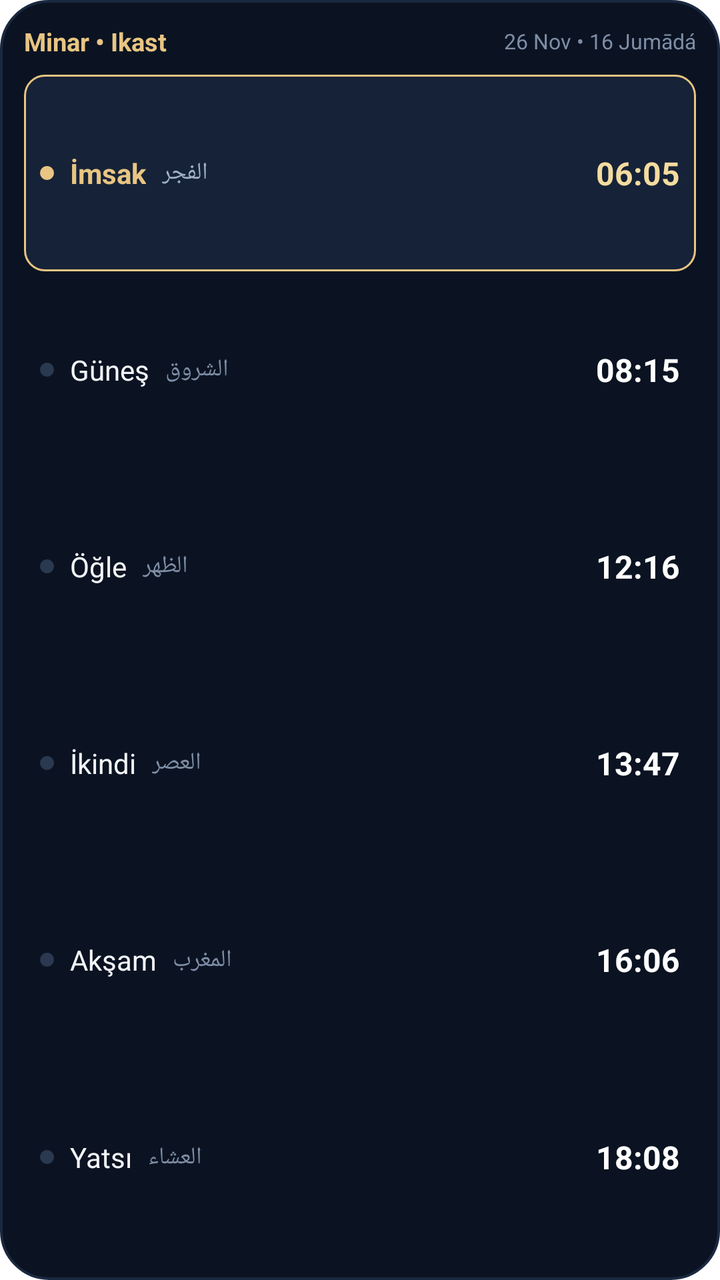
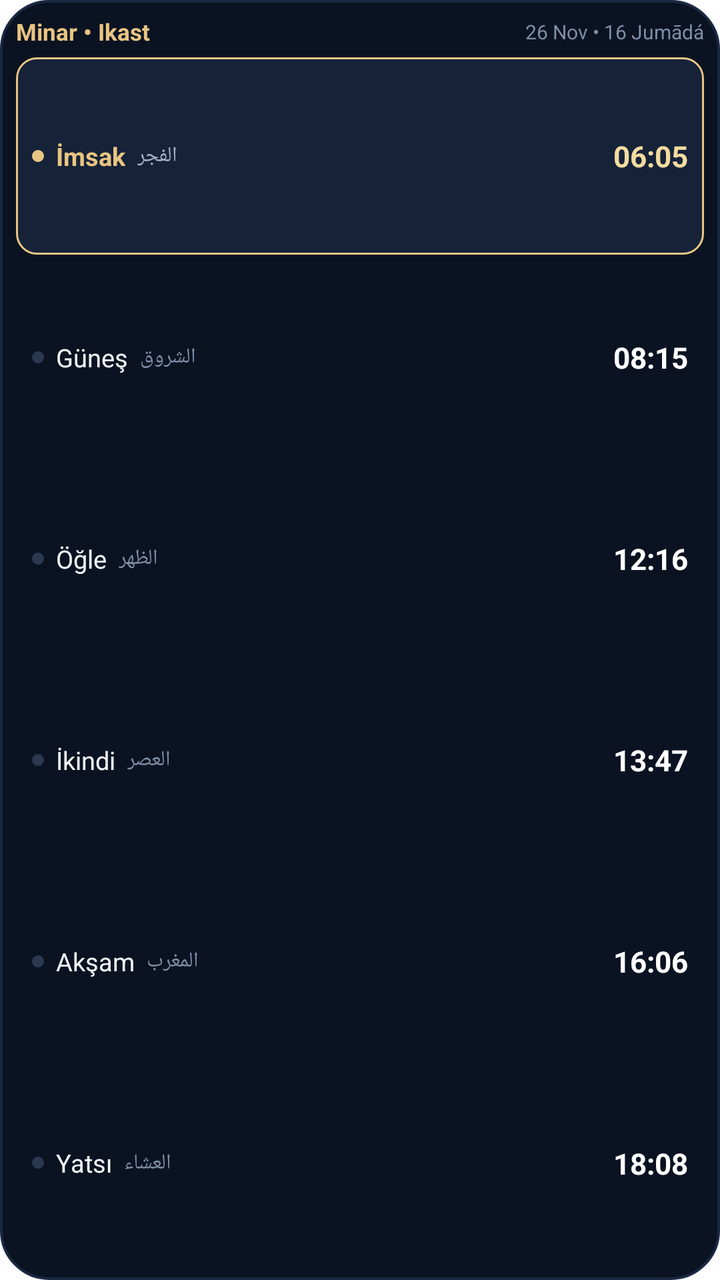

Two renders of the same Android screen: before a commit and after it. Below are the layout's source before the change and the commit's diff.
<!-- AndroidManifest.xml: fallback theme Theme.MaterialComponents.DayNight.NoActionBar -->
<!-- res/layout/widget_vertical.xml -->
<?xml version="1.0" encoding="utf-8"?>
<LinearLayout xmlns:android="http://schemas.android.com/apk/res/android"
    android:id="@+id/widget_vertical_root"
    android:layout_width="match_parent"
    android:layout_height="match_parent"
    android:background="@drawable/widget_bg_midnight"
    android:orientation="vertical"
    android:padding="12dp">

    
    <LinearLayout
        android:id="@+id/widget_v_header"
        android:layout_width="match_parent"
        android:layout_height="wrap_content"
        android:gravity="center_vertical"
        android:orientation="horizontal"
        android:paddingBottom="8dp">

        <TextView
            android:id="@+id/widget_v_title"
            android:layout_width="0dp"
            android:layout_height="wrap_content"
            android:layout_weight="1"
            android:ellipsize="end"
            android:maxLines="1"
            android:text="Minar • Ikast"
            android:textColor="#E8C582"
            android:textSize="12.5sp"
            android:textStyle="bold" />

        <TextView
            android:id="@+id/widget_v_date"
            android:layout_width="wrap_content"
            android:layout_height="wrap_content"
            android:ellipsize="end"
            android:maxLines="1"
            android:text="26 Nov • 16 Jumādá"
            android:textColor="#7E8EA6"
            android:textSize="10.5sp" />
    </LinearLayout>

    
    <LinearLayout
        android:layout_width="match_parent"
        android:layout_height="0dp"
        android:layout_weight="1"
        android:orientation="vertical">

        
        <LinearLayout
            android:id="@+id/widget_v_row_0"
            android:layout_width="match_parent"
            android:layout_height="0dp"
            android:layout_weight="1"
            android:background="@drawable/widget_row_active_gold"
            android:gravity="center_vertical"
            android:orientation="horizontal"
            android:paddingHorizontal="8dp">

            <ImageView
                android:id="@+id/widget_v_dot_0"
                android:layout_width="7dp"
                android:layout_height="7dp"
                android:layout_marginEnd="8dp"
                android:src="@drawable/widget_dot_gold" />

            <TextView
                android:id="@+id/widget_v_name_0"
                android:layout_width="wrap_content"
                android:layout_height="wrap_content"
                android:ellipsize="end"
                android:maxLines="1"
                android:text="İmsak"
                android:textColor="#E8C582"
                android:textSize="14sp"
                android:textStyle="bold" />

            <TextView
                android:id="@+id/widget_v_sub_0"
                android:layout_width="wrap_content"
                android:layout_height="wrap_content"
                android:layout_marginStart="8dp"
                android:ellipsize="end"
                android:gravity="start|center_vertical"
                android:maxLines="1"
                android:text="الفجر"
                android:textAlignment="viewStart"
                android:textColor="#A0B0C8"
                android:textSize="12sp" />

            <FrameLayout
                android:layout_width="0dp"
                android:layout_height="match_parent"
                android:layout_weight="1" />

            <TextView
                android:id="@+id/widget_v_time_0"
                android:layout_width="wrap_content"
                android:layout_height="wrap_content"
                android:gravity="end"
                android:text="06:05"
                android:textColor="#F4DC9F"
                android:textSize="16sp"
                android:textStyle="bold" />
        </LinearLayout>

        
        <LinearLayout
            android:id="@+id/widget_v_row_1"
            android:layout_width="match_parent"
            android:layout_height="0dp"
            android:layout_weight="1"
            android:gravity="center_vertical"
            android:orientation="horizontal"
            android:paddingHorizontal="8dp">

            <ImageView
                android:id="@+id/widget_v_dot_1"
                android:layout_width="7dp"
                android:layout_height="7dp"
                android:layout_marginEnd="8dp"
                android:src="@drawable/widget_dot_dim" />

            <TextView
                android:id="@+id/widget_v_name_1"
                android:layout_width="wrap_content"
                android:layout_height="wrap_content"
                android:ellipsize="end"
                android:maxLines="1"
                android:text="Güneş"
                android:textColor="#F3F5F8"
                android:textSize="14sp" />

            <TextView
                android:id="@+id/widget_v_sub_1"
                android:layout_width="wrap_content"
                android:layout_height="wrap_content"
                android:layout_marginStart="8dp"
                android:ellipsize="end"
                android:gravity="start|center_vertical"
                android:maxLines="1"
                android:text="الشروق"
                android:textAlignment="viewStart"
                android:textColor="#7E8EA6"
                android:textSize="12sp" />

            <FrameLayout
                android:layout_width="0dp"
                android:layout_height="match_parent"
                android:layout_weight="1" />

            <TextView
                android:id="@+id/widget_v_time_1"
                android:layout_width="wrap_content"
                android:layout_height="wrap_content"
                android:gravity="end"
                android:text="08:15"
                android:textColor="#FFFFFF"
                android:textSize="16sp"
                android:textStyle="bold" />
        </LinearLayout>

        
        <LinearLayout
            android:id="@+id/widget_v_row_2"
            android:layout_width="match_parent"
            android:layout_height="0dp"
            android:layout_weight="1"
            android:gravity="center_vertical"
            android:orientation="horizontal"
            android:paddingHorizontal="8dp">

            <ImageView
                android:id="@+id/widget_v_dot_2"
                android:layout_width="7dp"
                android:layout_height="7dp"
                android:layout_marginEnd="8dp"
                android:src="@drawable/widget_dot_dim" />

            <TextView
                android:id="@+id/widget_v_name_2"
                android:layout_width="wrap_content"
                android:layout_height="wrap_content"
                android:ellipsize="end"
                android:maxLines="1"
                android:text="Öğle"
                android:textColor="#F3F5F8"
                android:textSize="14sp" />

            <TextView
                android:id="@+id/widget_v_sub_2"
                android:layout_width="wrap_content"
                android:layout_height="wrap_content"
                android:layout_marginStart="8dp"
                android:ellipsize="end"
                android:gravity="start|center_vertical"
                android:maxLines="1"
                android:text="الظهر"
                android:textAlignment="viewStart"
                android:textColor="#7E8EA6"
                android:textSize="12sp" />

            <FrameLayout
                android:layout_width="0dp"
                android:layout_height="match_parent"
                android:layout_weight="1" />

            <TextView
                android:id="@+id/widget_v_time_2"
                android:layout_width="wrap_content"
                android:layout_height="wrap_content"
                android:gravity="end"
                android:text="12:16"
                android:textColor="#FFFFFF"
                android:textSize="16sp"
                android:textStyle="bold" />
        </LinearLayout>

        
        <LinearLayout
            android:id="@+id/widget_v_row_3"
            android:layout_width="match_parent"
            android:layout_height="0dp"
            android:layout_weight="1"
            android:gravity="center_vertical"
            android:orientation="horizontal"
            android:paddingHorizontal="8dp">

            <ImageView
                android:id="@+id/widget_v_dot_3"
                android:layout_width="7dp"
                android:layout_height="7dp"
                android:layout_marginEnd="8dp"
                android:src="@drawable/widget_dot_dim" />

            <TextView
                android:id="@+id/widget_v_name_3"
                android:layout_width="wrap_content"
                android:layout_height="wrap_content"
                android:ellipsize="end"
                android:maxLines="1"
                android:text="İkindi"
                android:textColor="#F3F5F8"
                android:textSize="14sp" />

            <TextView
                android:id="@+id/widget_v_sub_3"
                android:layout_width="wrap_content"
                android:layout_height="wrap_content"
                android:layout_marginStart="8dp"
                android:ellipsize="end"
                android:gravity="start|center_vertical"
                android:maxLines="1"
                android:text="العصر"
                android:textAlignment="viewStart"
                android:textColor="#7E8EA6"
                android:textSize="12sp" />

            <FrameLayout
                android:layout_width="0dp"
                android:layout_height="match_parent"
                android:layout_weight="1" />

            <TextView
                android:id="@+id/widget_v_time_3"
                android:layout_width="wrap_content"
                android:layout_height="wrap_content"
                android:gravity="end"
                android:text="13:47"
                android:textColor="#FFFFFF"
                android:textSize="16sp"
                android:textStyle="bold" />
        </LinearLayout>

        
        <LinearLayout
            android:id="@+id/widget_v_row_4"
            android:layout_width="match_parent"
            android:layout_height="0dp"
            android:layout_weight="1"
            android:gravity="center_vertical"
            android:orientation="horizontal"
            android:paddingHorizontal="8dp">

            <ImageView
                android:id="@+id/widget_v_dot_4"
                android:layout_width="7dp"
                android:layout_height="7dp"
                android:layout_marginEnd="8dp"
                android:src="@drawable/widget_dot_dim" />

            <TextView
                android:id="@+id/widget_v_name_4"
                android:layout_width="wrap_content"
                android:layout_height="wrap_content"
                android:ellipsize="end"
                android:maxLines="1"
                android:text="Akşam"
                android:textColor="#F3F5F8"
                android:textSize="14sp" />

            <TextView
                android:id="@+id/widget_v_sub_4"
                android:layout_width="wrap_content"
                android:layout_height="wrap_content"
                android:layout_marginStart="8dp"
                android:ellipsize="end"
                android:gravity="start|center_vertical"
                android:maxLines="1"
                android:text="المغرب"
                android:textAlignment="viewStart"
                android:textColor="#7E8EA6"
                android:textSize="12sp" />

            <FrameLayout
                android:layout_width="0dp"
                android:layout_height="match_parent"
                android:layout_weight="1" />

            <TextView
                android:id="@+id/widget_v_time_4"
                android:layout_width="wrap_content"
                android:layout_height="wrap_content"
                android:gravity="end"
                android:text="16:06"
                android:textColor="#FFFFFF"
                android:textSize="16sp"
                android:textStyle="bold" />
        </LinearLayout>

        
        <LinearLayout
            android:id="@+id/widget_v_row_5"
            android:layout_width="match_parent"
            android:layout_height="0dp"
            android:layout_weight="1"
            android:gravity="center_vertical"
            android:orientation="horizontal"
            android:paddingHorizontal="8dp">

            <ImageView
                android:id="@+id/widget_v_dot_5"
                android:layout_width="7dp"
                android:layout_height="7dp"
                android:layout_marginEnd="8dp"
                android:src="@drawable/widget_dot_dim" />

            <TextView
                android:id="@+id/widget_v_name_5"
                android:layout_width="wrap_content"
                android:layout_height="wrap_content"
                android:ellipsize="end"
                android:maxLines="1"
                android:text="Yatsı"
                android:textColor="#F3F5F8"
                android:textSize="14sp" />

            <TextView
                android:id="@+id/widget_v_sub_5"
                android:layout_width="wrap_content"
                android:layout_height="wrap_content"
                android:layout_marginStart="8dp"
                android:ellipsize="end"
                android:gravity="start|center_vertical"
                android:maxLines="1"
                android:text="العشاء"
                android:textAlignment="viewStart"
                android:textColor="#7E8EA6"
                android:textSize="12sp" />

            <FrameLayout
                android:layout_width="0dp"
                android:layout_height="match_parent"
                android:layout_weight="1" />

            <TextView
                android:id="@+id/widget_v_time_5"
                android:layout_width="wrap_content"
                android:layout_height="wrap_content"
                android:gravity="end"
                android:text="18:08"
                android:textColor="#FFFFFF"
                android:textSize="16sp"
                android:textStyle="bold" />
        </LinearLayout>
    </LinearLayout>
</LinearLayout>
<!-- resources referenced by this layout -->
<resources>
  <!-- drawable widget_bg_midnight (drawable) -->
  <?xml version="1.0" encoding="utf-8"?>
  <shape xmlns:android="http://schemas.android.com/apk/res/android"
      android:shape="rectangle">
      <solid android:color="#0B1322" />
      <stroke android:width="1.2dp" android:color="#1A2840" />
      <corners android:radius="24dp" />
  </shape>
  <!-- drawable widget_dot_dim (drawable) -->
  <?xml version="1.0" encoding="utf-8"?>
  <shape xmlns:android="http://schemas.android.com/apk/res/android"
      android:shape="oval">
      <solid android:color="#2A3850" />
      <size android:width="6dp" android:height="6dp" />
  </shape>
  <!-- drawable widget_dot_gold (drawable) -->
  <?xml version="1.0" encoding="utf-8"?>
  <shape xmlns:android="http://schemas.android.com/apk/res/android"
      android:shape="oval">
      <solid android:color="#E8C582" />
      <size android:width="8dp" android:height="8dp" />
  </shape>
  <!-- drawable widget_row_active_gold (drawable) -->
  <?xml version="1.0" encoding="utf-8"?>
  <shape xmlns:android="http://schemas.android.com/apk/res/android"
      android:shape="rectangle">
      <solid android:color="#162238" />
      <stroke android:width="1dp" android:color="#E8C582" />
      <corners android:radius="10dp" />
  </shape>
</resources>

<!-- the commit's change to res/layout/widget_vertical.xml (unified diff, before → after) -->
@@ -5,7 +5,7 @@
     android:layout_height="match_parent"
     android:background="@drawable/widget_bg_midnight"
     android:orientation="vertical"
-    android:padding="12dp">
+    android:padding="8dp">
 
     
     <LinearLayout
@@ -14,7 +14,7 @@
         android:layout_height="wrap_content"
         android:gravity="center_vertical"
         android:orientation="horizontal"
-        android:paddingBottom="8dp">
+        android:paddingBottom="4dp">
 
         <TextView
             android:id="@+id/widget_v_title"
@@ -25,7 +25,7 @@
             android:maxLines="1"
             android:text="Minar • Ikast"
             android:textColor="#E8C582"
-            android:textSize="12.5sp"
+            android:textSize="11.5sp"
             android:textStyle="bold" />
 
         <TextView
@@ -36,7 +36,7 @@
             android:maxLines="1"
             android:text="26 Nov • 16 Jumādá"
             android:textColor="#7E8EA6"
-            android:textSize="10.5sp" />
+            android:textSize="10sp" />
     </LinearLayout>
 
     
@@ -51,17 +51,20 @@
             android:id="@+id/widget_v_row_0"
             android:layout_width="match_parent"
             android:layout_height="0dp"
+            android:layout_marginTop="1dp"
+            android:layout_marginBottom="1dp"
             android:layout_weight="1"
             android:background="@drawable/widget_row_active_gold"
             android:gravity="center_vertical"
             android:orientation="horizontal"
-            android:paddingHorizontal="8dp">
+            android:paddingHorizontal="8dp"
+            android:paddingVertical="1dp">
 
             <ImageView
                 android:id="@+id/widget_v_dot_0"
-                android:layout_width="7dp"
-                android:layout_height="7dp"
-                android:layout_marginEnd="8dp"
+                android:layout_width="6dp"
+                android:layout_height="6dp"
+                android:layout_marginEnd="6dp"
                 android:src="@drawable/widget_dot_gold" />
 
             <TextView
@@ -72,21 +75,21 @@
                 android:maxLines="1"
                 android:text="İmsak"
                 android:textColor="#E8C582"
-                android:textSize="14sp"
+                android:textSize="12.5sp"
                 android:textStyle="bold" />
 
             <TextView
                 android:id="@+id/widget_v_sub_0"
                 android:layout_width="wrap_content"
                 android:layout_height="wrap_content"
-                android:layout_marginStart="8dp"
+                android:layout_marginStart="6dp"
                 android:ellipsize="end"
                 android:gravity="start|center_vertical"
                 android:maxLines="1"
                 android:text="الفجر"
                 android:textAlignment="viewStart"
                 android:textColor="#A0B0C8"
-                android:textSize="12sp" />
+                android:textSize="10.5sp" />
 
             <FrameLayout
                 android:layout_width="0dp"
@@ -100,7 +103,7 @@
                 android:gravity="end"
                 android:text="06:05"
                 android:textColor="#F4DC9F"
-                android:textSize="16sp"
+                android:textSize="14.5sp"
                 android:textStyle="bold" />
         </LinearLayout>
 
@@ -109,16 +112,19 @@
             android:id="@+id/widget_v_row_1"
             android:layout_width="match_parent"
             android:layout_height="0dp"
-            android:layout_weight="1"
-            android:gravity="center_vertical"
-            android:orientation="horizontal"
-            android:paddingHorizontal="8dp">
+            android:layout_marginTop="1dp"
+            android:layout_marginBottom="1dp"
+            android:layout_weight="1"
+            android:gravity="center_vertical"
+            android:orientation="horizontal"
+            android:paddingHorizontal="8dp"
+            android:paddingVertical="1dp">
 
             <ImageView
                 android:id="@+id/widget_v_dot_1"
-                android:layout_width="7dp"
-                android:layout_height="7dp"
-                android:layout_marginEnd="8dp"
+                android:layout_width="6dp"
+                android:layout_height="6dp"
+                android:layout_marginEnd="6dp"
                 android:src="@drawable/widget_dot_dim" />
 
             <TextView
@@ -129,20 +135,20 @@
                 android:maxLines="1"
                 android:text="Güneş"
                 android:textColor="#F3F5F8"
-                android:textSize="14sp" />
+                android:textSize="12.5sp" />
 
             <TextView
                 android:id="@+id/widget_v_sub_1"
                 android:layout_width="wrap_content"
                 android:layout_height="wrap_content"
-                android:layout_marginStart="8dp"
+                android:layout_marginStart="6dp"
                 android:ellipsize="end"
                 android:gravity="start|center_vertical"
                 android:maxLines="1"
                 android:text="الشروق"
                 android:textAlignment="viewStart"
                 android:textColor="#7E8EA6"
-                android:textSize="12sp" />
+                android:textSize="10.5sp" />
 
             <FrameLayout
                 android:layout_width="0dp"
@@ -156,7 +162,7 @@
                 android:gravity="end"
                 android:text="08:15"
                 android:textColor="#FFFFFF"
-                android:textSize="16sp"
+                android:textSize="14.5sp"
                 android:textStyle="bold" />
         </LinearLayout>
 
@@ -165,16 +171,19 @@
             android:id="@+id/widget_v_row_2"
             android:layout_width="match_parent"
             android:layout_height="0dp"
-            android:layout_weight="1"
-            android:gravity="center_vertical"
-            android:orientation="horizontal"
-            android:paddingHorizontal="8dp">
+            android:layout_marginTop="1dp"
+            android:layout_marginBottom="1dp"
+            android:layout_weight="1"
+            android:gravity="center_vertical"
+            android:orientation="horizontal"
+            android:paddingHorizontal="8dp"
+            android:paddingVertical="1dp">
 
             <ImageView
                 android:id="@+id/widget_v_dot_2"
-                android:layout_width="7dp"
-                android:layout_height="7dp"
-                android:layout_marginEnd="8dp"
+                android:layout_width="6dp"
+                android:layout_height="6dp"
+                android:layout_marginEnd="6dp"
                 android:src="@drawable/widget_dot_dim" />
 
             <TextView
@@ -185,20 +194,20 @@
                 android:maxLines="1"
                 android:text="Öğle"
                 android:textColor="#F3F5F8"
-                android:textSize="14sp" />
+                android:textSize="12.5sp" />
 
             <TextView
                 android:id="@+id/widget_v_sub_2"
                 android:layout_width="wrap_content"
                 android:layout_height="wrap_content"
-                android:layout_marginStart="8dp"
+                android:layout_marginStart="6dp"
                 android:ellipsize="end"
                 android:gravity="start|center_vertical"
                 android:maxLines="1"
                 android:text="الظهر"
                 android:textAlignment="viewStart"
                 android:textColor="#7E8EA6"
-                android:textSize="12sp" />
+                android:textSize="10.5sp" />
 
             <FrameLayout
                 android:layout_width="0dp"
@@ -212,7 +221,7 @@
                 android:gravity="end"
                 android:text="12:16"
                 android:textColor="#FFFFFF"
-                android:textSize="16sp"
+                android:textSize="14.5sp"
                 android:textStyle="bold" />
         </LinearLayout>
 
@@ -221,16 +230,19 @@
             android:id="@+id/widget_v_row_3"
             android:layout_width="match_parent"
             android:layout_height="0dp"
-            android:layout_weight="1"
-            android:gravity="center_vertical"
-            android:orientation="horizontal"
-            android:paddingHorizontal="8dp">
+            android:layout_marginTop="1dp"
+            android:layout_marginBottom="1dp"
+            android:layout_weight="1"
+            android:gravity="center_vertical"
+            android:orientation="horizontal"
+            android:paddingHorizontal="8dp"
+            android:paddingVertical="1dp">
 
             <ImageView
                 android:id="@+id/widget_v_dot_3"
-                android:layout_width="7dp"
-                android:layout_height="7dp"
-                android:layout_marginEnd="8dp"
+                android:layout_width="6dp"
+                android:layout_height="6dp"
+                android:layout_marginEnd="6dp"
                 android:src="@drawable/widget_dot_dim" />
 
             <TextView
@@ -241,20 +253,20 @@
                 android:maxLines="1"
                 android:text="İkindi"
                 android:textColor="#F3F5F8"
-                android:textSize="14sp" />
+                android:textSize="12.5sp" />
 
             <TextView
                 android:id="@+id/widget_v_sub_3"
                 android:layout_width="wrap_content"
                 android:layout_height="wrap_content"
-                android:layout_marginStart="8dp"
+                android:layout_marginStart="6dp"
                 android:ellipsize="end"
                 android:gravity="start|center_vertical"
                 android:maxLines="1"
                 android:text="العصر"
                 android:textAlignment="viewStart"
                 android:textColor="#7E8EA6"
-                android:textSize="12sp" />
+                android:textSize="10.5sp" />
 
             <FrameLayout
                 android:layout_width="0dp"
@@ -268,7 +280,7 @@
                 android:gravity="end"
                 android:text="13:47"
                 android:textColor="#FFFFFF"
-                android:textSize="16sp"
+                android:textSize="14.5sp"
                 android:textStyle="bold" />
         </LinearLayout>
 
@@ -277,16 +289,19 @@
             android:id="@+id/widget_v_row_4"
             android:layout_width="match_parent"
             android:layout_height="0dp"
-            android:layout_weight="1"
-            android:gravity="center_vertical"
-            android:orientation="horizontal"
-            android:paddingHorizontal="8dp">
+            android:layout_marginTop="1dp"
+            android:layout_marginBottom="1dp"
+            android:layout_weight="1"
+            android:gravity="center_vertical"
+            android:orientation="horizontal"
+            android:paddingHorizontal="8dp"
+            android:paddingVertical="1dp">
 
             <ImageView
                 android:id="@+id/widget_v_dot_4"
-                android:layout_width="7dp"
-                android:layout_height="7dp"
-                android:layout_marginEnd="8dp"
+                android:layout_width="6dp"
+                android:layout_height="6dp"
+                android:layout_marginEnd="6dp"
                 android:src="@drawable/widget_dot_dim" />
 
             <TextView
@@ -297,20 +312,20 @@
                 android:maxLines="1"
                 android:text="Akşam"
                 android:textColor="#F3F5F8"
-                android:textSize="14sp" />
+                android:textSize="12.5sp" />
 
             <TextView
                 android:id="@+id/widget_v_sub_4"
                 android:layout_width="wrap_content"
                 android:layout_height="wrap_content"
-                android:layout_marginStart="8dp"
+                android:layout_marginStart="6dp"
                 android:ellipsize="end"
                 android:gravity="start|center_vertical"
                 android:maxLines="1"
                 android:text="المغرب"
                 android:textAlignment="viewStart"
                 android:textColor="#7E8EA6"
-                android:textSize="12sp" />
+                android:textSize="10.5sp" />
 
             <FrameLayout
                 android:layout_width="0dp"
@@ -324,7 +339,7 @@
                 android:gravity="end"
                 android:text="16:06"
                 android:textColor="#FFFFFF"
-                android:textSize="16sp"
+                android:textSize="14.5sp"
                 android:textStyle="bold" />
         </LinearLayout>
 
@@ -333,16 +348,19 @@
             android:id="@+id/widget_v_row_5"
             android:layout_width="match_parent"
             android:layout_height="0dp"
-            android:layout_weight="1"
-            android:gravity="center_vertical"
-            android:orientation="horizontal"
-            android:paddingHorizontal="8dp">
+            android:layout_marginTop="1dp"
+            android:layout_marginBottom="1dp"
+            android:layout_weight="1"
+            android:gravity="center_vertical"
+            android:orientation="horizontal"
+            android:paddingHorizontal="8dp"
+            android:paddingVertical="1dp">
 
             <ImageView
                 android:id="@+id/widget_v_dot_5"
-                android:layout_width="7dp"
-                android:layout_height="7dp"
-                android:layout_marginEnd="8dp"
+                android:layout_width="6dp"
+                android:layout_height="6dp"
+                android:layout_marginEnd="6dp"
                 android:src="@drawable/widget_dot_dim" />
 
             <TextView
@@ -353,20 +371,20 @@
                 android:maxLines="1"
                 android:text="Yatsı"
                 android:textColor="#F3F5F8"
-                android:textSize="14sp" />
+                android:textSize="12.5sp" />
 
             <TextView
                 android:id="@+id/widget_v_sub_5"
                 android:layout_width="wrap_content"
                 android:layout_height="wrap_content"
-                android:layout_marginStart="8dp"
+                android:layout_marginStart="6dp"
                 android:ellipsize="end"
                 android:gravity="start|center_vertical"
                 android:maxLines="1"
                 android:text="العشاء"
                 android:textAlignment="viewStart"
                 android:textColor="#7E8EA6"
-                android:textSize="12sp" />
+                android:textSize="10.5sp" />
 
             <FrameLayout
                 android:layout_width="0dp"
@@ -380,7 +398,7 @@
                 android:gravity="end"
                 android:text="18:08"
                 android:textColor="#FFFFFF"
-                android:textSize="16sp"
+                android:textSize="14.5sp"
                 android:textStyle="bold" />
         </LinearLayout>
     </LinearLayout>
